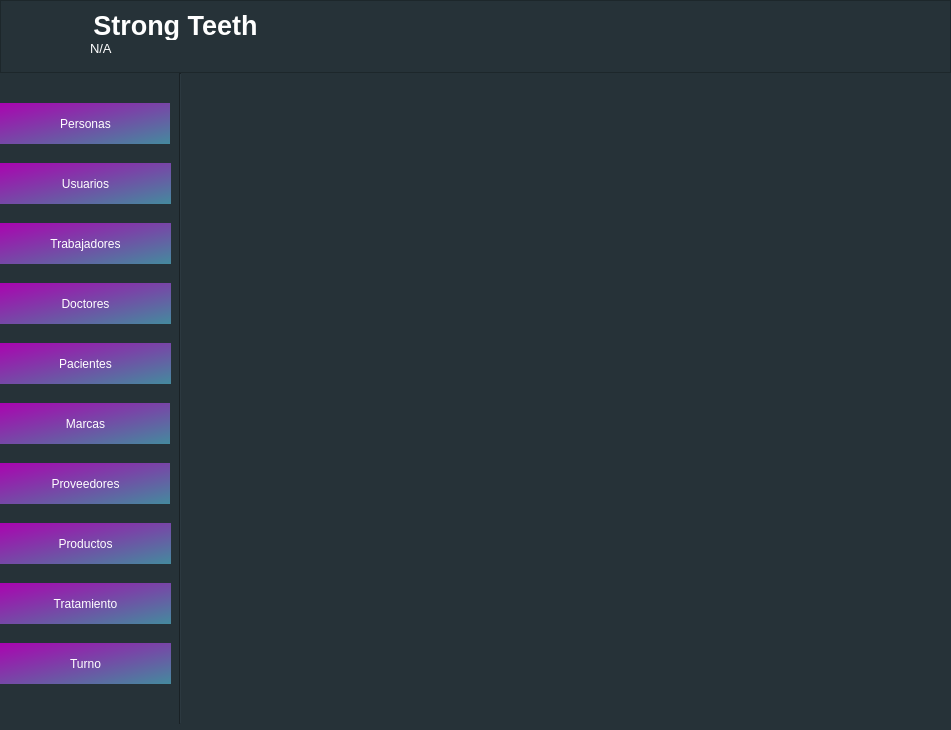
Qt form ui/app.ui (hm2206/strong_teeth) before a commit.
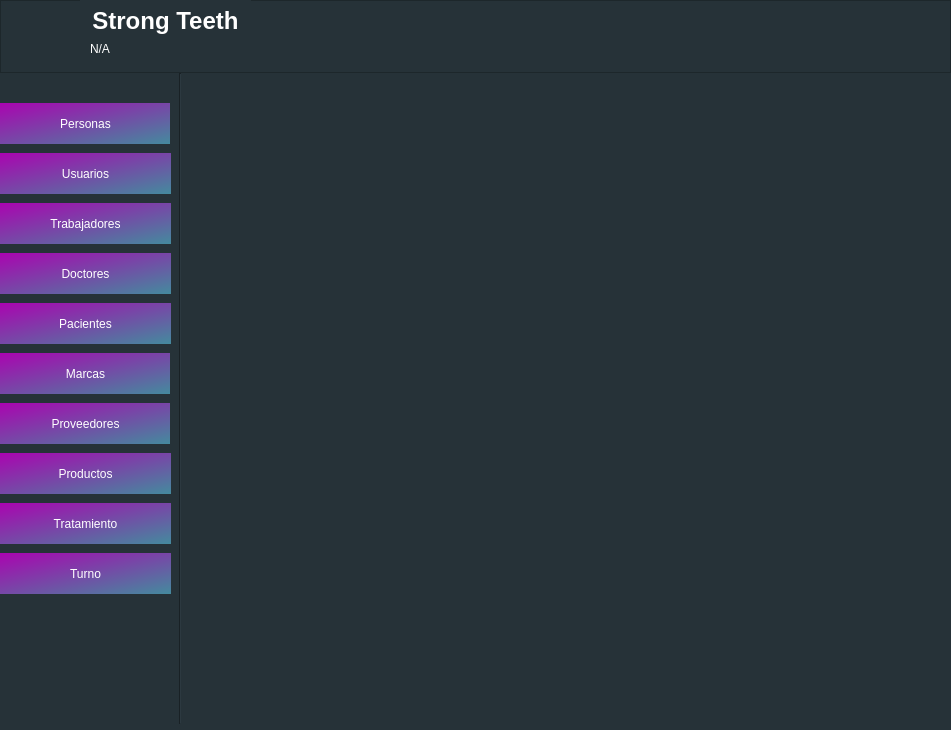
The same form after that commit. Icons and pictures are not drawn.

```diff
--- a/ui/app.ui
+++ b/ui/app.ui
@@ -123,14 +123,14 @@
           <property name="geometry">
            <rect>
             <x>80</x>
-            <y>10</y>
-            <width>191</width>
-            <height>31</height>
+            <y>0</y>
+            <width>171</width>
+            <height>41</height>
            </rect>
           </property>
           <property name="font">
            <font>
-            <pointsize>20</pointsize>
+            <pointsize>18</pointsize>
             <weight>75</weight>
             <bold>true</bold>
            </font>
@@ -147,6 +147,12 @@
           <property name="text">
            <string>Strong Teeth</string>
           </property>
+          <property name="textFormat">
+           <enum>Qt::PlainText</enum>
+          </property>
+          <property name="scaledContents">
+           <bool>false</bool>
+          </property>
           <property name="alignment">
            <set>Qt::AlignCenter</set>
           </property>
@@ -184,7 +190,7 @@
           </property>
           <property name="font">
            <font>
-            <pointsize>10</pointsize>
+            <pointsize>9</pointsize>
            </font>
           </property>
           <property name="styleSheet">
@@ -287,7 +293,7 @@
              <property name="geometry">
               <rect>
                <x>0</x>
-               <y>330</y>
+               <y>280</y>
                <width>171</width>
                <height>41</height>
               </rect>
@@ -306,7 +312,7 @@
              <property name="geometry">
               <rect>
                <x>0</x>
-               <y>390</y>
+               <y>330</y>
                <width>171</width>
                <height>41</height>
               </rect>
@@ -357,7 +363,7 @@
              <property name="geometry">
               <rect>
                <x>0</x>
-               <y>90</y>
+               <y>80</y>
                <width>171</width>
                <height>41</height>
               </rect>
@@ -376,7 +382,7 @@
              <property name="geometry">
               <rect>
                <x>0</x>
-               <y>510</y>
+               <y>430</y>
                <width>171</width>
                <height>41</height>
               </rect>
@@ -395,7 +401,7 @@
              <property name="geometry">
               <rect>
                <x>0</x>
-               <y>570</y>
+               <y>480</y>
                <width>171</width>
                <height>41</height>
               </rect>
@@ -414,7 +420,7 @@
              <property name="geometry">
               <rect>
                <x>0</x>
-               <y>150</y>
+               <y>130</y>
                <width>171</width>
                <height>41</height>
               </rect>
@@ -433,7 +439,7 @@
              <property name="geometry">
               <rect>
                <x>0</x>
-               <y>210</y>
+               <y>180</y>
                <width>171</width>
                <height>41</height>
               </rect>
@@ -452,7 +458,7 @@
              <property name="geometry">
               <rect>
                <x>0</x>
-               <y>270</y>
+               <y>230</y>
                <width>171</width>
                <height>41</height>
               </rect>
@@ -471,7 +477,7 @@
              <property name="geometry">
               <rect>
                <x>0</x>
-               <y>450</y>
+               <y>380</y>
                <width>171</width>
                <height>41</height>
               </rect>
```
